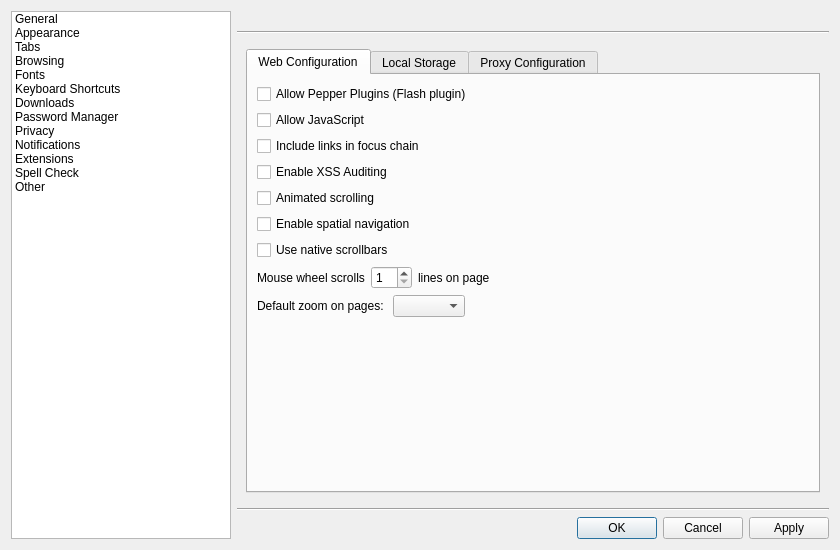
First picture: the form in src/lib/preferences/preferences.ui, repository QupZilla/qupzilla, before the edit.
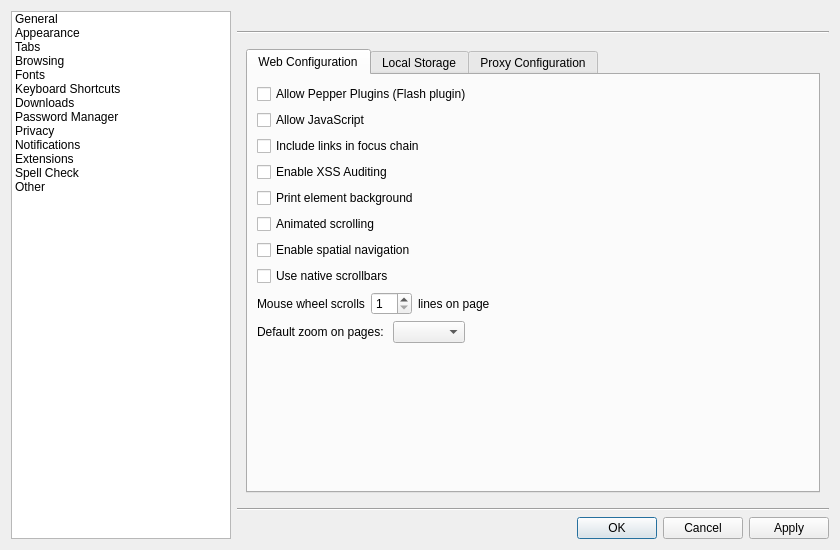
Second picture: the form after the edit. The open tabs and pages were chosen to show the change. Custom widgets are drawn as their Qt base class.

Commit message: Bring back Print Element Background option

Diff of the .ui file:
```diff
--- a/src/lib/preferences/preferences.ui
+++ b/src/lib/preferences/preferences.ui
@@ -1103,6 +1103,13 @@
                    </property>
                   </widget>
                  </item>
+                 <item>
+                  <widget class="QCheckBox" name="printEBackground">
+                   <property name="text">
+                    <string extracomment="when you are printing page (on printer), it determine whether to also print background (color, image) of html elements">Print element background</string>
+                   </property>
+                  </widget>
+                 </item>
                  <item>
                   <widget class="QCheckBox" name="animateScrolling">
                    <property name="text">
```
The commit also changes 2 other files.
